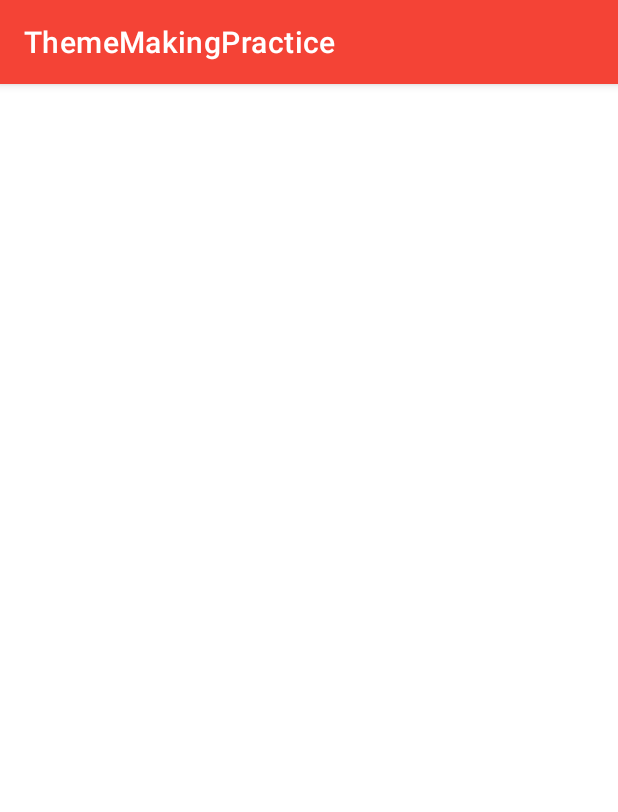
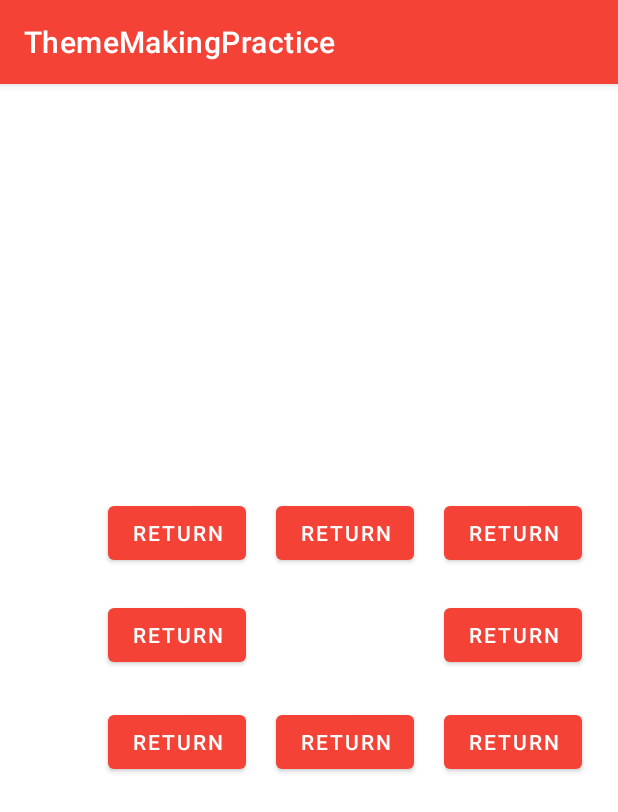
Before and after one commit to JensLundsgaard/ThemePractice, an Android app: the SecondActivity screen opened directly, with no data from a screen before it, on a phone screen of 412 x 824 dp. Shown: the top 812 px of the screen. Run offline under Robolectric (Android 15) with nearby library versions, the phone set to English and light mode, and no system bars.

Commit message:
Added more functionality, and a gridLayout to the second screeen

```diff
--- a/app/src/main/java/com/example/thememakingpractice/MainActivity.java
+++ b/app/src/main/java/com/example/thememakingpractice/MainActivity.java
@@ -5,28 +5,27 @@ import androidx.appcompat.app.AppCompatActivity;
 import android.content.Intent;
 import android.os.Bundle;
 import android.view.View;
+import android.widget.EditText;
 import android.widget.ToggleButton;
 
 public class MainActivity extends AppCompatActivity {
     boolean isTheme1;
+    EditText editText;
     @Override
     protected void onCreate(Bundle savedInstanceState) {
         super.onCreate(savedInstanceState);
+
         setContentView(R.layout.activity_main);
     }
 
     public void onClick(View v){
-        switch (v.getId()){
-            case R.id.button:
-                isTheme1 = ((ToggleButton)findViewById(R.id.toggleButton)).isChecked();
-                // Create the intent, envelope and call its instructor and tell it where its intent is coming from 1st parameter
-                // and where it is going 2nd parameter.
-                Intent intent = new Intent(this, SecondActivity.class);
-                // put data inside intent to send to the receiver (optional)
-                intent.putExtra("THEME", isTheme1);
-                // Start activity, switch screen, mail envelope
-                startActivity(intent);
-            break;
-        }
+        editText = findViewById(R.id.editText1);
+        String text = editText.getText().toString();
+        isTheme1 = ((ToggleButton)findViewById(R.id.toggleButton)).isChecked();
+        Intent intent = new Intent(this, SecondActivity.class);
+        intent.putExtra("THEME", isTheme1);
+        intent.putExtra("TEXT", text);
+        startActivity(intent);
+
     }
 }
--- a/app/src/main/java/com/example/thememakingpractice/SecondActivity.java
+++ b/app/src/main/java/com/example/thememakingpractice/SecondActivity.java
@@ -4,20 +4,32 @@ import androidx.appcompat.app.AppCompatActivity;
 
 import android.content.Intent;
 import android.os.Bundle;
+import android.view.View;
 import android.widget.TextView;
 
 public class SecondActivity extends AppCompatActivity {
     boolean isTheme1;
+    TextView textView;
     @Override
     protected void onCreate(Bundle savedInstanceState) {
         super.onCreate(savedInstanceState);
 
 
         Intent intent = getIntent();
-        // extract the String data that we labeled as username
-        isTheme1 = intent.getBooleanExtra("THEME");
-        // get a reference to the TextView in this xml so we can change the text
+        isTheme1 = intent.getBooleanExtra("THEME", true);
+        if(isTheme1) {
+            setTheme(R.style.Theme_MyTheme);
+        } else {
+            setTheme(R.style.Theme_MyTheme2);
+        }
         setContentView(R.layout.activity_second);
+        String text = intent.getStringExtra("TEXT");
+        textView = findViewById(R.id.textView);
+        textView.setText(text);
+    }
 
+    public void returnBack(View v){
+        Intent intent = new Intent(this, MainActivity.class);;
+        startActivity(intent);
     }
 }
--- a/app/src/main/res/layout/activity_main.xml
+++ b/app/src/main/res/layout/activity_main.xml
@@ -23,7 +23,7 @@
         android:id="@+id/button"
         style="@style/ButtonStyle"
         android:onClick="onClick"
-        android:text="Button 1"
+        android:text="Show Theme"
         app:layout_constraintBottom_toBottomOf="parent"
         app:layout_constraintEnd_toEndOf="parent"
         app:layout_constraintStart_toStartOf="parent"
--- a/app/src/main/res/layout/activity_second.xml
+++ b/app/src/main/res/layout/activity_second.xml
@@ -6,4 +6,112 @@
     android:layout_height="match_parent"
     tools:context=".SecondActivity">
 
+    <GridLayout
+        android:layout_width="350dp"
+        android:layout_height="500dp"
+        app:layout_constraintBottom_toBottomOf="parent"
+        app:layout_constraintEnd_toEndOf="parent"
+        app:layout_constraintHorizontal_bias="1.0"
+        app:layout_constraintStart_toStartOf="parent"
+        app:layout_constraintTop_toTopOf="parent"
+        app:layout_constraintVertical_bias="0.99">
+
+        <TextView
+            android:id="@+id/textView"
+            style="@style/TextViewStyle"
+            android:layout_width="wrap_content"
+            android:layout_height="wrap_content"
+            android:layout_row="1"
+            android:layout_column="1"
+            android:text=""
+            android:layout_gravity="center"
+            android:layout_margin="@dimen/viewPadding"
+            app:layout_constraintBottom_toBottomOf="parent"
+            app:layout_constraintEnd_toEndOf="parent"
+            app:layout_constraintHorizontal_bias="0.429"
+            app:layout_constraintStart_toStartOf="parent"
+            app:layout_constraintTop_toTopOf="parent"
+            app:layout_constraintVertical_bias="0.339" />
+
+        <Button
+            android:id="@+id/button2"
+            style="@style/ButtonStyle"
+            android:layout_width="wrap_content"
+            android:layout_height="wrap_content"
+            android:layout_row="0"
+            android:layout_column="0"
+            android:onClick="returnBack"
+            android:text="Return" />
+
+        <Button
+            android:id="@+id/button3"
+            style="@style/ButtonStyle"
+            android:layout_width="wrap_content"
+            android:layout_height="wrap_content"
+            android:layout_row="0"
+            android:layout_column="1"
+            android:onClick="returnBack"
+            android:text="Return" />
+
+        <Button
+            android:id="@+id/button4"
+            style="@style/ButtonStyle"
+            android:layout_width="wrap_content"
+            android:layout_height="wrap_content"
+            android:layout_row="1"
+            android:layout_column="0"
+            android:onClick="returnBack"
+            android:text="Return" />
+
+        <Button
+            android:id="@+id/button5"
+            style="@style/ButtonStyle"
+            android:layout_width="wrap_content"
+            android:layout_height="wrap_content"
+            android:layout_row="2"
+            android:layout_column="1"
+            android:onClick="returnBack"
+            android:text="Return" />
+
+        <Button
+            android:id="@+id/button6"
+            style="@style/ButtonStyle"
+            android:layout_width="wrap_content"
+            android:layout_height="wrap_content"
+            android:layout_row="2"
+            android:layout_column="0"
+            android:onClick="returnBack"
+            android:text="Return" />
+
+        <Button
+            android:id="@+id/button7"
+            style="@style/ButtonStyle"
+            android:layout_width="wrap_content"
+            android:layout_height="wrap_content"
+            android:layout_row="0"
+            android:layout_column="2"
+            android:onClick="returnBack"
+            android:text="Return" />
+
+        <Button
+            android:id="@+id/button8"
+            style="@style/ButtonStyle"
+            android:layout_width="wrap_content"
+            android:layout_height="wrap_content"
+            android:layout_row="1"
+            android:layout_column="2"
+            android:onClick="returnBack"
+            android:text="Return" />
+
+        <Button
+            android:id="@+id/button9"
+            style="@style/ButtonStyle"
+            android:layout_width="wrap_content"
+            android:layout_height="wrap_content"
+            android:layout_row="2"
+            android:layout_column="2"
+            android:onClick="returnBack"
+            android:text="Return" />
+    </GridLayout>
+
 </androidx.constraintlayout.widget.ConstraintLayout>
--- a/app/src/main/res/values/dimens.xml
+++ b/app/src/main/res/values/dimens.xml
@@ -1,7 +1,7 @@
 <?xml version="1.0" encoding="utf-8"?>
 <resources>
     <dimen name="buttonWidth">100dp</dimen>
-    <dimen name="buttonHeight">50dp</dimen>
+    <dimen name="buttonHeight">60dp</dimen>
     <dimen name="textViewWidth">200dp</dimen>
     <dimen name="textViewHeight">80dp</dimen>
     <dimen name="textSize">30sp</dimen>
--- a/app/src/main/res/values/themes.xml
+++ b/app/src/main/res/values/themes.xml
@@ -18,11 +18,11 @@
         <!-- Primary brand color. -->
         <item name="colorPrimary">@color/black</item>
         <item name="colorPrimaryVariant">@color/purple_200</item>
-        <item name="colorOnPrimary">@color/black</item>
+        <item name="colorOnPrimary">@color/white</item>
         <!-- Secondary brand color. -->
         <item name="colorSecondary">@color/purple_700</item>
         <item name="colorSecondaryVariant">@color/purple_500</item>
-        <item name="colorOnSecondary">@color/black</item>
+        <item name="colorOnSecondary">@color/white</item>
         <!-- Status bar color. -->
         <item name="android:statusBarColor" tools:targetApi="l">?attr/colorPrimaryVariant</item>
         <!-- Customize your theme here. -->
@@ -37,6 +37,7 @@
     <style name="ButtonStyle">
         <item name="android:layout_width">@dimen/buttonWidth</item>
         <item name="android:layout_height">@dimen/buttonHeight</item>
+        <item name="android:layout_margin">@dimen/textViewMargin</item>
     </style>
 
     <style name="TextViewStyle">
```
